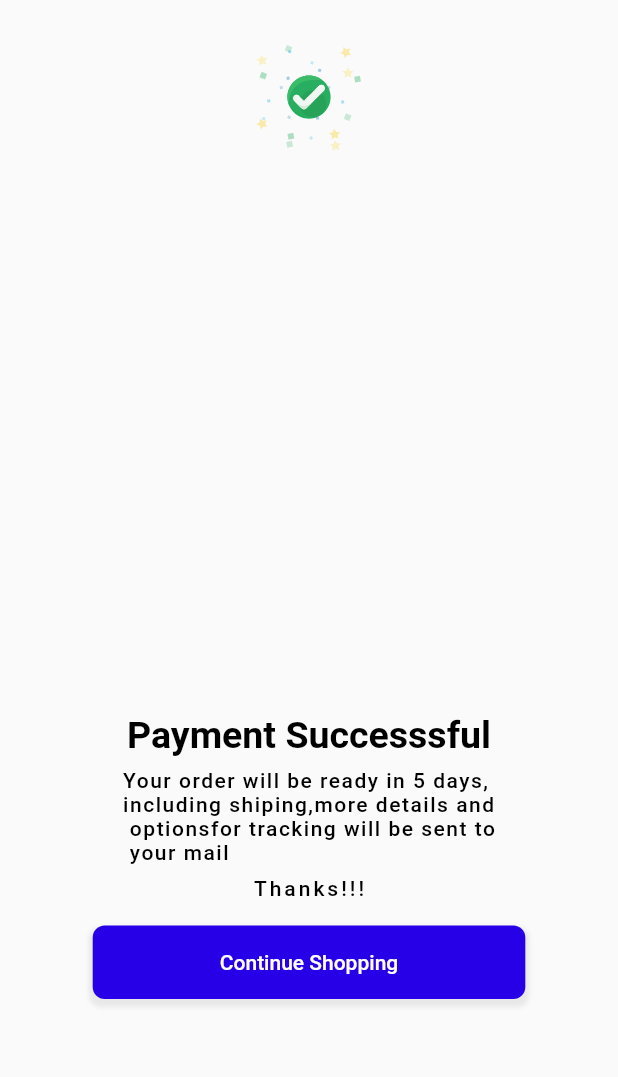
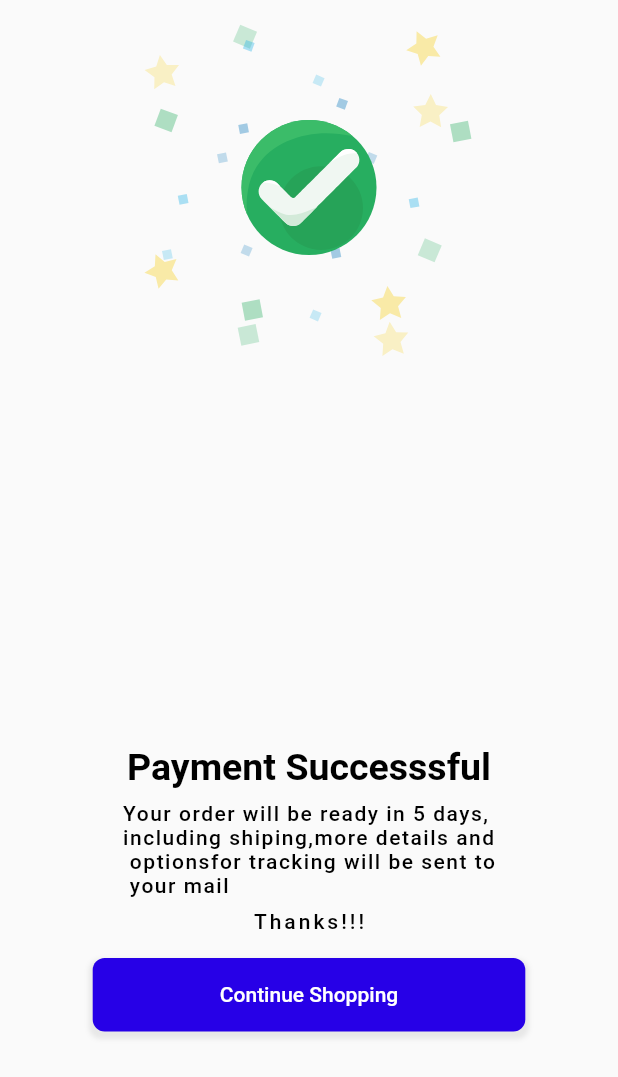
Before and after one commit to MuhammadYousufbhimla/Ecommerce-UI-UX, a Flutter app: the screen it shows after launch, swiped to page 2, on a phone screen of 412 x 824 dp. Shown: the top 1077 px of the screen. Run offline on Flutter 3.47's test engine with Material 2 defaults, Android fonts, the phone set to English and light mode, and no system bars; our stand-ins replace flutter_easyloading, lottie.

Commit message:
Nine screen aDD

```diff
--- a/lib/pages/nine.dart
+++ b/lib/pages/nine.dart
@@ -19,12 +19,12 @@ class _SevenState extends State<Nine> {
         children: [
           Padding(
             padding:
-                EdgeInsets.only(top: MediaQuery.of(context).size.height * 0.03),
-            child: Lottie.asset('assets/lottieefiles/done.json', height: 80),
+                EdgeInsets.only(top: MediaQuery.of(context).size.height * 0.0),
+            child: Lottie.asset('assets/lottieefiles/done.json', height: 250),
           ),
           Padding(
             padding:
-                EdgeInsets.only(top: MediaQuery.of(context).size.height * 0.45),
+                EdgeInsets.only(top: MediaQuery.of(context).size.height * 0.30),
             child: Text(
               "Payment Successsful",
               style: TextStyle(
```
